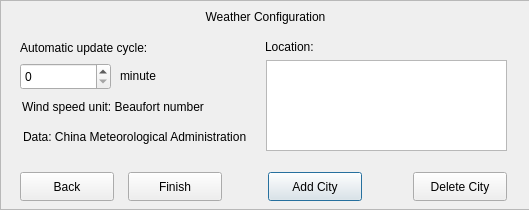
Before: the Qt Designer form src/wizarddialog.ui in UbuntuKylin/youker-assistant, drawn with Qt 5.
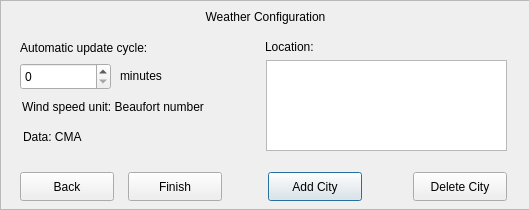
After: the same form once the commit is applied. Icons and pictures are not drawn.

Patch:
```diff
--- a/src/wizarddialog.ui
+++ b/src/wizarddialog.ui
@@ -106,7 +106,7 @@
     </size>
    </property>
    <property name="text">
-    <string>&lt;html&gt;&lt;head/&gt;&lt;body&gt;&lt;p&gt;&lt;a name=&quot;w_98&quot;/&gt;minute&lt;/p&gt;&lt;/body&gt;&lt;/html&gt;</string>
+    <string>&lt;html&gt;&lt;head/&gt;&lt;body&gt;&lt;p&gt;&lt;a name=&quot;w_98&quot;/&gt;minutes&lt;/p&gt;&lt;/body&gt;&lt;/html&gt;</string>
    </property>
   </widget>
   <widget class="QLabel" name="btn_close">
@@ -256,7 +256,7 @@
     </size>
    </property>
    <property name="text">
-    <string>&lt;html&gt;&lt;head/&gt;&lt;body&gt;&lt;p&gt;Data: China Meteorological Administration&lt;/p&gt;&lt;/body&gt;&lt;/html&gt;</string>
+    <string>&lt;html&gt;&lt;head/&gt;&lt;body&gt;&lt;p&gt;Data: CMA&lt;/p&gt;&lt;/body&gt;&lt;/html&gt;</string>
    </property>
   </widget>
   <zorder>frame</zorder>
```
